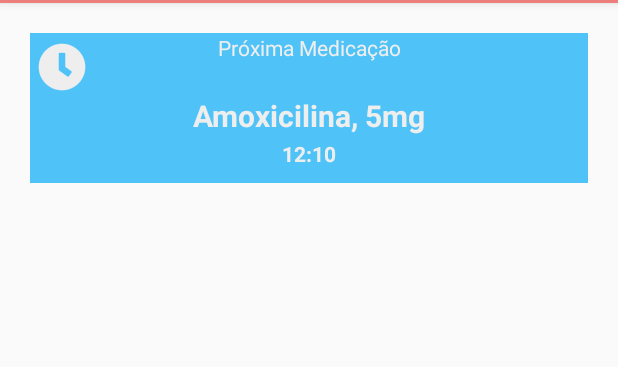
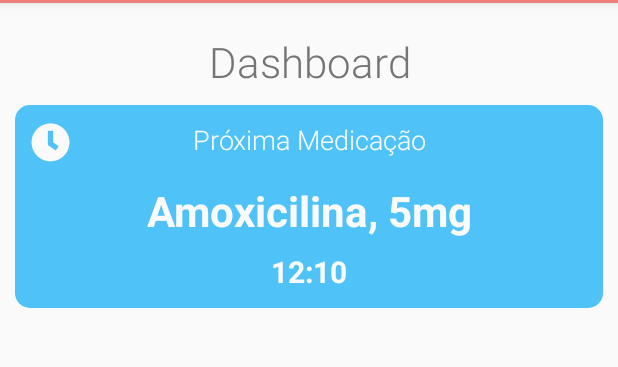
Before and after one commit to Kasama/HealthPal, an Android app: the screen it shows after launch (MainActivity), on a phone screen of 412 x 824 dp, the part 81-448 px from its top. Run offline under Robolectric (Android 15) with nearby library versions, the phone set to English and light mode, and no system bars.

Commit message:
(*) Restyles DashboardCard and add Title to main activity

```diff
--- a/app/src/main/java/br/usp/icmc/healthpal/healthpal/components/DashboardCard.java
+++ b/app/src/main/java/br/usp/icmc/healthpal/healthpal/components/DashboardCard.java
@@ -48,18 +48,14 @@ public class DashboardCard extends ConstraintLayout {
         String labelTitle = a.getString(R.styleable.DashboardCard_labelTitle);
         String labelText = a.getString(R.styleable.DashboardCard_labelText);
         String labelFooter = a.getString(R.styleable.DashboardCard_labelFooter);
-        int bgColor = a.getColor(R.styleable.DashboardCard_bgColor, R.color.colorAccent);
         int fontTextColor = a.getColor(R.styleable.DashboardCard_textColor, R.color.colorText);
-        int labelSize = a.getDimensionPixelSize(R.styleable.DashboardCard_labelSize, 0);
         a.recycle();
 
-        this.setColor(bgColor);
         this.setTextColor(fontTextColor);
         this.setIcon(iconText);
         title.setText(labelTitle);
         text.setText(labelText);
         footer.setText(labelFooter);
-        this.setTextSize(labelSize);
     }
 
     private void setTextColor(int fontTextColor) {
--- a/app/src/main/res/drawable/layout_card.xml
+++ b/app/src/main/res/drawable/layout_card.xml
@@ -1,7 +1,6 @@
 <?xml version="1.0" encoding="UTF-8"?>
 <shape xmlns:android="http://schemas.android.com/apk/res/android">
-    <solid android:color="#FFFFFF"/>
-    <stroke android:width="3dp" android:color="#B1BCBE" />
+    <solid android:color="@color/colorAccent"/>
     <corners android:radius="10dp"/>
     <padding android:left="0dp" android:top="0dp" android:right="0dp" android:bottom="0dp" />
 </shape>
--- a/app/src/main/res/layout/activity_main.xml
+++ b/app/src/main/res/layout/activity_main.xml
@@ -7,19 +7,30 @@
     android:layout_height="match_parent"
     tools:context=".MainActivity">
 
+    <TextView
+        android:id="@+id/tv_title_dashboard"
+        android:text="@string/title_dashboard"
+        android:textColor="@color/colorTitle"
+        android:layout_height="wrap_content"
+        android:layout_width="match_parent"
+        android:layout_margin="20dp"
+        android:textAlignment="center"
+        android:textSize="28sp"
+        android:fontFamily="sans-serif-light"
+        app:layout_constraintTop_toTopOf="parent"
+        />
+
     <br.usp.icmc.healthpal.healthpal.components.DashboardCard
         android:id="@+id/dashicon"
-        android:layout_margin="20dp"
+        android:layout_margin="10dp"
         android:layout_width="match_parent"
-        android:layout_height="100dp"
-        app:bgColor="@color/colorAccent"
-        app:textColor="@color/colorText"
+        android:layout_height="135dp"
+        app:textColor="@color/colorCardText"
         app:iconText="@string/fa_clock"
-        app:labelSize="20dp"
         app:labelTitle="Próxima Medicação"
         app:labelText="Amoxicilina, 5mg"
         app:labelFooter="12:10"
-        app:layout_constraintTop_toTopOf="parent"
+        app:layout_constraintTop_toBottomOf="@id/tv_title_dashboard"
         />
 
 </android.support.constraint.ConstraintLayout>
--- a/app/src/main/res/layout/dashboard_card.xml
+++ b/app/src/main/res/layout/dashboard_card.xml
@@ -2,50 +2,53 @@
 
 <LinearLayout xmlns:android="http://schemas.android.com/apk/res/android"
     xmlns:app="http://schemas.android.com/apk/res-auto"
+    xmlns:tools="http://schemas.android.com/tools"
     android:layout_width="match_parent"
-    android:layout_height="match_parent"
+    android:layout_height="135dp"
     android:gravity="center"
     android:orientation="vertical"
-    android:id="@+id/dashboard_card_layout">
+    android:id="@+id/dashboard_card_layout"
+    android:background="@drawable/layout_card"
+    android:padding="5dp">
     <android.support.constraint.ConstraintLayout
-        android:layout_gravity="center"
         android:layout_width="match_parent"
-        android:layout_height="wrap_content">
+        android:layout_height="35sp"
+        android:layout_margin="5dp">
 
         <br.usp.icmc.healthpal.healthpal.components.IconTextView
             android:id="@+id/dashboard_card_icon"
             android:layout_width="wrap_content"
             android:layout_height="wrap_content"
-            android:layout_margin="5dp"
             android:text="@string/fa_eye"
             app:layout_constraintLeft_toLeftOf="parent"
             app:layout_constraintTop_toTopOf="parent"
-            android:textSize="32sp"
-            />
+            android:textSize="26sp"
+            android:textColor="@color/colorCardText"
+            android:gravity="center_vertical" />
+
         <TextView
             android:id="@+id/dashboard_card_title"
             android:layout_width="match_parent"
-            android:layout_height="match_parent"
+            android:layout_height="wrap_content"
+            android:layout_margin="5dp"
+            android:fontFamily="sans-serif-light"
+            android:text="@string/card_default_title"
             android:textAlignment="center"
+            android:textColor="@color/colorCardText"
             android:textSize="18sp"
-            android:textColor="@color/colorPrimary"
-            />
+            android:gravity="center_vertical" />
     </android.support.constraint.ConstraintLayout>
-
-    <Space
-        android:layout_width="match_parent"
-        android:layout_height="match_parent"
-        android:layout_weight="1"
-        />
 
     <TextView
         android:id="@+id/dashboard_card_text"
-        android:layout_width="wrap_content"
+        android:layout_width="match_parent"
         android:layout_height="wrap_content"
-        android:textSize="24sp"
+        android:text="@string/card_default_text"
+        android:textAlignment="center"
+        android:textSize="28sp"
         android:textStyle="bold"
-        android:textColor="@color/colorPrimary"
-        />
+        android:textColor="@color/colorCardText"
+        android:gravity="center" />
 
     <Space
         android:layout_width="match_parent"
@@ -55,11 +58,13 @@
 
     <TextView
         android:id="@+id/dashboard_card_footer"
-        android:layout_marginBottom="10sp"
-        android:layout_width="wrap_content"
+        android:layout_width="match_parent"
         android:layout_height="wrap_content"
-        android:textSize="18sp"
+        android:layout_margin="5dp"
+        android:text="@string/card_default_footer"
+        android:textAlignment="center"
+        android:textSize="20sp"
         android:textStyle="bold"
-        android:textColor="@color/colorPrimary"
+        android:textColor="@color/colorCardText"
         />
 </LinearLayout>
--- a/app/src/main/res/values/colors.xml
+++ b/app/src/main/res/values/colors.xml
@@ -3,5 +3,7 @@
     <color name="colorPrimary">#b3ef5350</color>
     <color name="colorPrimaryDark">#EF5350</color>
     <color name="colorAccent">#4FC3F7</color>
-    <color name="colorText">#EEEEEE</color>
+    <color name="colorText">#212121</color>
+    <color name="colorTitle">#757575</color>
+    <color name="colorCardText">#FAFAFA</color>
 </resources>
--- a/app/src/main/res/values/strings.xml
+++ b/app/src/main/res/values/strings.xml
@@ -8,4 +8,8 @@
     <string name="description">Descrição</string>
     <string name="medicine_description_desc">Escreva a descrição de uso da medicação</string>
     <string name="save">Salvar Alterações</string>
+    <string name="title_dashboard">Dashboard</string>
+    <string name="card_default_title">Card Title</string>
+    <string name="card_default_text">Card Text</string>
+    <string name="card_default_footer">Card Footer</string>
 </resources>
```
